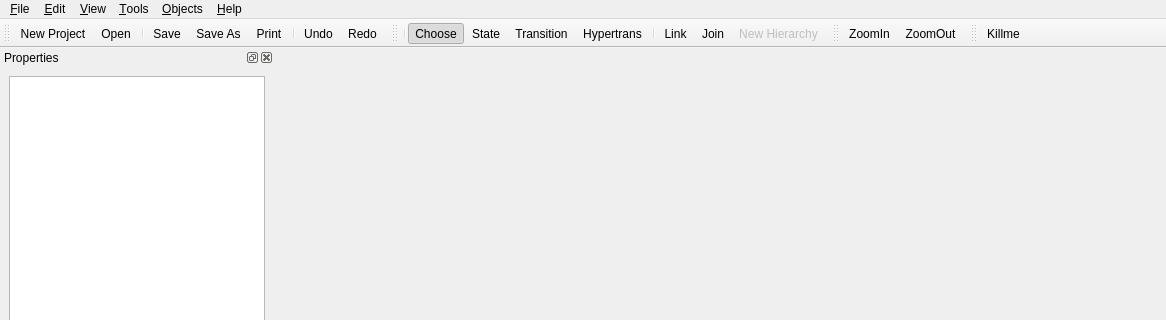
First picture: the form in cpp/include/gui/mergedGUI/MergedMainWindow.ui, repository ru-ka/fsmdesigner, before the edit; both pictures show x 0 to 1166 and y 0 to 320 of the 1166 by 994 pixel window.
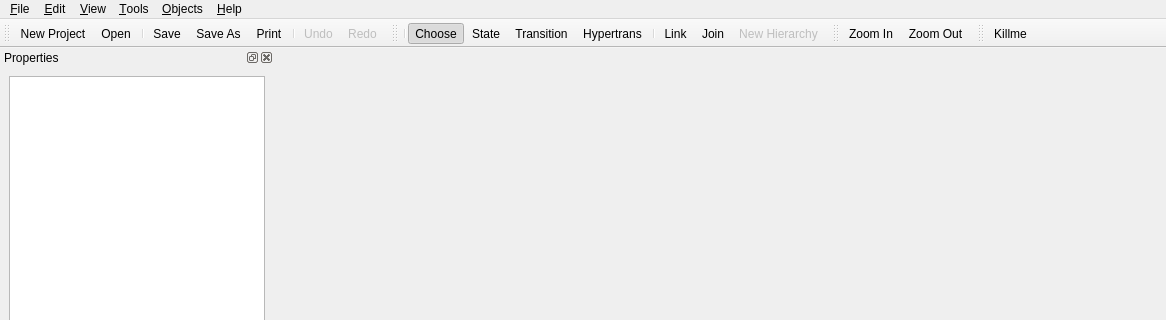
Second picture: the form after the edit. Icons and pictures are not drawn. Custom widgets are drawn as their Qt base class.

Commit message: Preparing the most stable version for uploading. Connected some ui elements. TODO: remove itemgroup commands.

Diff of the .ui file:
```diff
--- a/cpp/include/gui/mergedGUI/MergedMainWindow.ui
+++ b/cpp/include/gui/mergedGUI/MergedMainWindow.ui
@@ -291,6 +291,9 @@
    </widget>
   </widget>
   <widget class="QToolBar" name="ZoomBar">
+   <property name="enabled">
+    <bool>true</bool>
+   </property>
    <property name="windowTitle">
     <string>ZoomBar</string>
    </property>
@@ -313,6 +316,9 @@
    <addaction name="action_ZoomOut"/>
   </widget>
   <widget class="QToolBar" name="DebugBar">
+   <property name="enabled">
+    <bool>true</bool>
+   </property>
    <property name="windowTitle">
     <string>toolBar</string>
    </property>
@@ -665,6 +671,9 @@
    </property>
   </action>
   <action name="action_Undo">
+   <property name="enabled">
+    <bool>false</bool>
+   </property>
    <property name="icon">
     <iconset resource="../../../src/gui/resources/resources.qrc">
      <normaloff>:/icons/undo.png</normaloff>:/icons/undo.png</iconset>
@@ -680,6 +689,9 @@
    </property>
   </action>
   <action name="action_Redo">
+   <property name="enabled">
+    <bool>false</bool>
+   </property>
    <property name="icon">
     <iconset resource="../../../src/gui/resources/resources.qrc">
      <normaloff>:/icons/redo.png</normaloff>:/icons/redo.png</iconset>
@@ -747,7 +759,7 @@
     </iconset>
    </property>
    <property name="text">
-    <string>ZoomIn</string>
+    <string>Zoom In</string>
    </property>
    <property name="toolTip">
     <string>Zoom in</string>
@@ -759,7 +771,7 @@
      <normaloff>:/icons/viewmag-.png</normaloff>:/icons/viewmag-.png</iconset>
    </property>
    <property name="text">
-    <string>ZoomOut</string>
+    <string>Zoom Out</string>
    </property>
    <property name="toolTip">
     <string>Zoom out</string>
```
Left out of the diff: 128 changed lines with no effect on the pictures. The commit also changes 2 other files.
